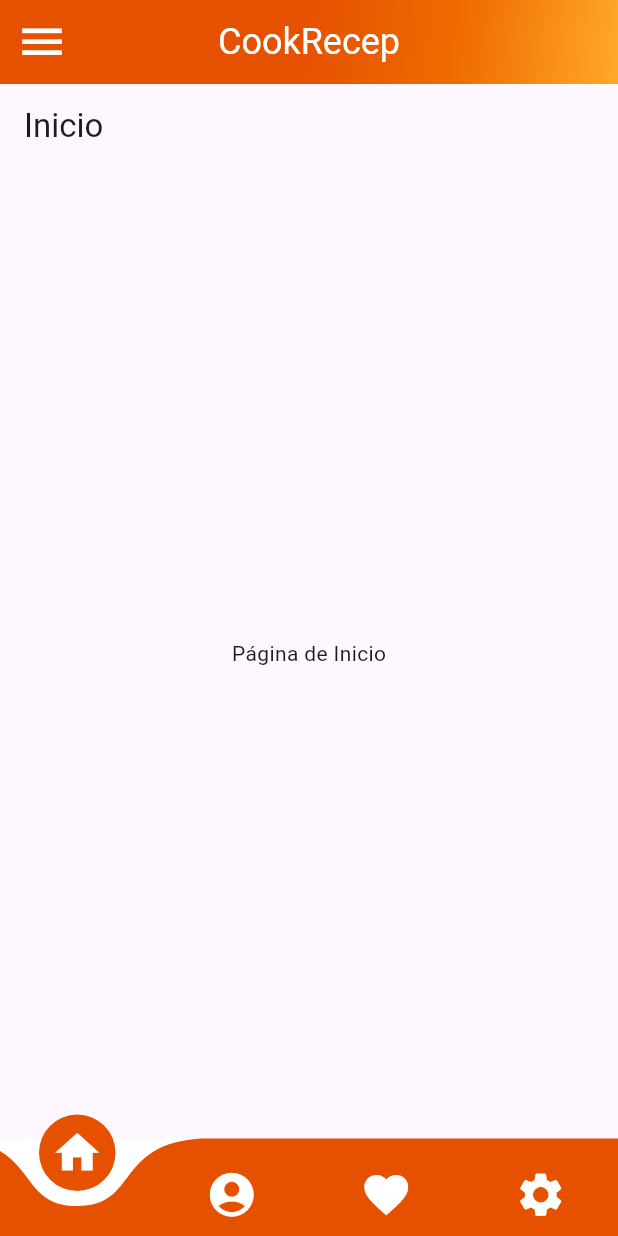
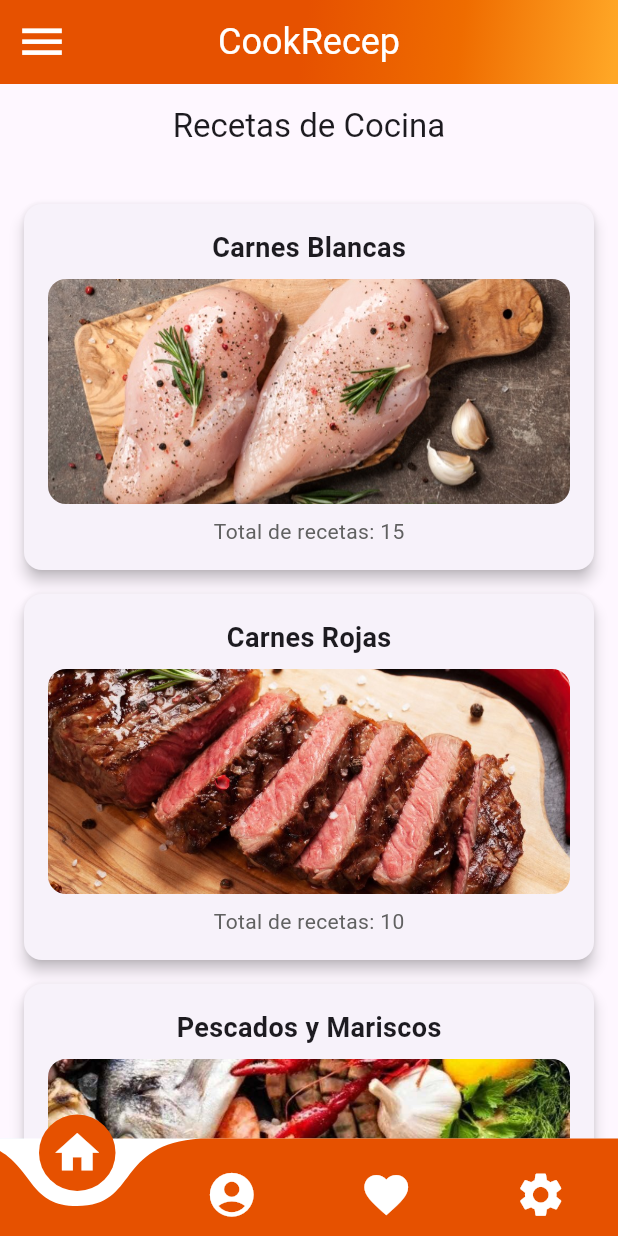
Before and after one commit to jordanlaguna/cookrecep, a Flutter app: the screen it shows after launch, after a tap on "Iniciar Sesión", on a phone screen of 412 x 824 dp. Run offline on Flutter 3.47's test engine with Material 3 defaults, Android fonts, the light colour scheme and no system bars; drawn by our look-alikes of curved_navigation_bar; Roboto replaces fonts that are missing (Montserrat).

Commit message:
create to module cards for home page

```diff
--- a/lib/screens/bottom_navigator_bar/home_page/home.dart
+++ b/lib/screens/bottom_navigator_bar/home_page/home.dart
@@ -5,13 +5,112 @@ class HomePage extends StatelessWidget {
 
   @override
   Widget build(BuildContext context) {
+    // Lista de categorías con imágenes
+    final List<Map<String, dynamic>> categories = [
+      {
+        'name': 'Carnes Blancas',
+        'total': 15,
+        'image': 'assets/recipes/white_steak.jpg',
+      },
+      {
+        'name': 'Carnes Rojas',
+        'total': 10,
+        'image': 'assets/recipes/red_steak.jpg',
+      },
+      {
+        'name': 'Pescados y Mariscos',
+        'total': 8,
+        'image': 'assets/recipes/fish.jpg',
+      },
+      {
+        'name': 'Dips',
+        'total': 20,
+        'image': 'assets/recipes/dips.jpeg',
+      },
+      {
+        'name': 'Salsas',
+        'total': 12,
+        'image': 'assets/recipes/sauce.jpg',
+      },
+    ];
+
     return Scaffold(
       appBar: AppBar(
-        title: const Text('Inicio'),
+        title: Center(
+          child: const Text('Recetas de Cocina'),
+        ),
       ),
-      body: const Center(
-        child: Text('Página de Inicio'),
+      body: ListView.builder(
+        padding: const EdgeInsets.all(16.0),
+        itemCount: categories.length,
+        itemBuilder: (context, index) {
+          return RecipeCard(
+            name: categories[index]['name'],
+            total: categories[index]['total'],
+            imageUrl: categories[index]['image'],
+          );
+        },
       ),
     );
   }
 }
+
+// Widget personalizado para las tarjetas
+class RecipeCard extends StatelessWidget {
+  final String name;
+  final int total;
+  final String imageUrl;
+
+  const RecipeCard({
+    required this.name,
+    required this.total,
+    required this.imageUrl,
+    super.key,
+  });
+
+  @override
+  Widget build(BuildContext context) {
+    return Card(
+      margin: const EdgeInsets.symmetric(vertical: 8),
+      elevation: 4,
+      shape: RoundedRectangleBorder(
+        borderRadius: BorderRadius.circular(12),
+      ),
+      child: Padding(
+        padding: const EdgeInsets.all(16.0),
+        child: Column(
+          children: [
+            // Título de la categoría
+            Text(
+              name,
+              style: const TextStyle(
+                fontSize: 18,
+                fontWeight: FontWeight.bold,
+              ),
+            ),
+            const SizedBox(height: 8),
+            // Imagen de la categoría
+            ClipRRect(
+              borderRadius: BorderRadius.circular(12),
+              child: Image.asset(
+                imageUrl,
+                height: 150,
+                width: double.infinity,
+                fit: BoxFit.cover,
+              ),
+            ),
+            const SizedBox(height: 8),
+            // Total de recetas
+            Text(
+              'Total de recetas: $total',
+              style: TextStyle(
+                fontSize: 14,
+                color: Colors.grey[700],
+              ),
+            ),
+          ],
+        ),
+      ),
+    );
+  }
+}
--- a/pubspec.yaml
+++ b/pubspec.yaml
@@ -56,7 +56,11 @@ dev_dependencies:
 flutter:
   assets:
     - assets/logos/
-
+    - assets/recipes/white_steak.jpg
+    - assets/recipes/red_steak.jpg
+    - assets/recipes/fish.jpg
+    - assets/recipes/dips.jpeg
+    - assets/recipes/sauce.jpg
   # The following line ensures that the Material Icons font is
   # included with your application, so that you can use the icons in
   # the material Icons class.
```
Also changed, not shown: assets/recipes/dips.jpeg (added), assets/recipes/fish.jpg (added), assets/recipes/red_steak.jpg (added), assets/recipes/sauce.jpg (added), assets/recipes/white_steak.jpg (added).
